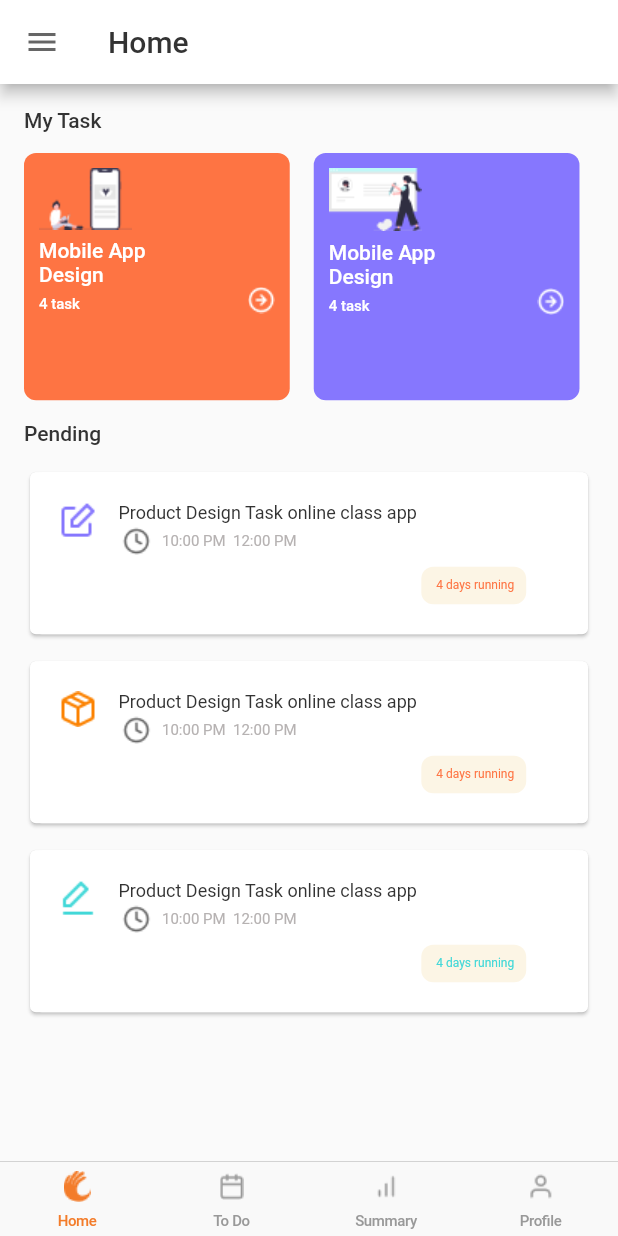
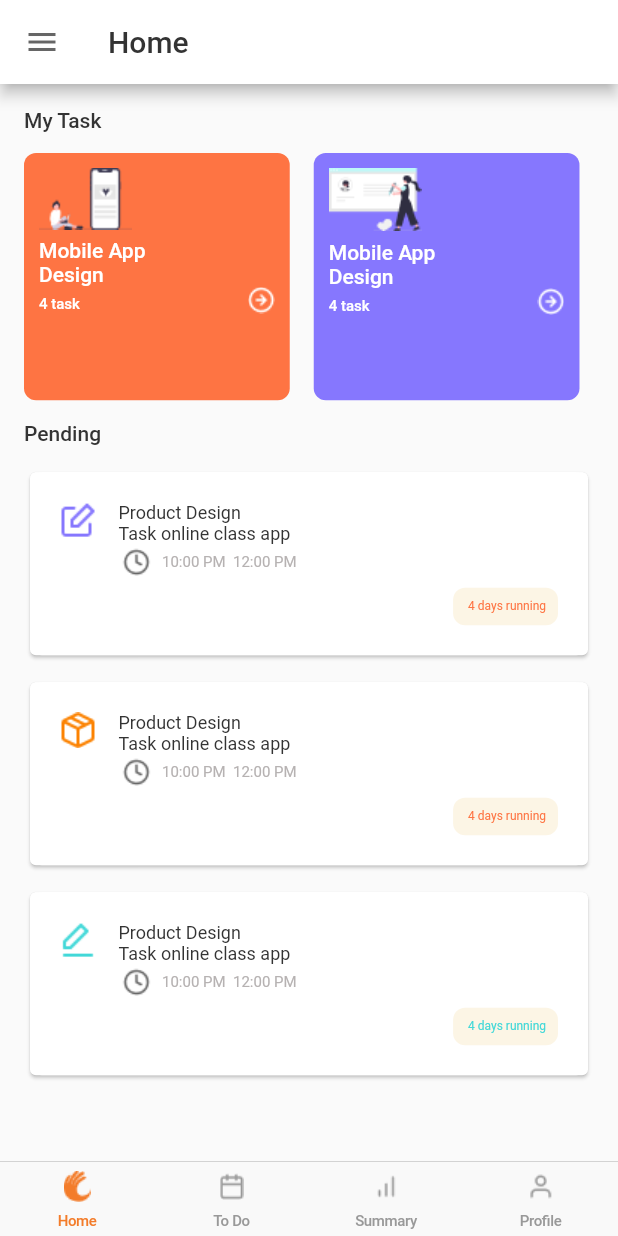
Before and after one commit to ktrunks/cupertino-tab-view, a Flutter app: the screen it shows after launch, on a phone screen of 412 x 824 dp. Run offline on Flutter 3.47's test engine with Material 2 defaults, Android fonts, the phone set to English and light mode, and no system bars; our stand-ins replace fl_chart, fluro; missing offline and left inert: simple_gesture_detector.

```diff
--- a/lib/route/home/home_route.dart
+++ b/lib/route/home/home_route.dart
@@ -1,5 +1,6 @@
 import 'package:fluro/fluro.dart';
 import 'package:gully_network_task/route/home/home_route_handlers.dart';
+import 'package:gully_network_task/route/to_do/to_do_route_handler.dart';
 class HomeRoute {
   ///
    static late FluroRouter router ;
@@ -7,9 +8,13 @@ class HomeRoute {
   /// root end point
   static const String homeRoot = "/";
 
+   static const String toDoDetail = '/detail';
 
-  static void configureRoutes(FluroRouter router) {
+
+   static void configureRoutes(FluroRouter router) {
     router.define(homeRoot,
         handler: homeRootHandler, transitionType: TransitionType.inFromRight);
+    router.define(toDoDetail,
+        handler: toDoDetailHandler, transitionType: TransitionType.inFromRight);
   }
 }
--- a/lib/ui/home/home_screen.dart
+++ b/lib/ui/home/home_screen.dart
@@ -68,7 +68,7 @@ class HomeScreen extends StatelessWidget {
                     children: [
                       PendingTaskWidget(
                         assetPath: 'assets/edit.png',
-                        title: 'Product Design Task online class app ',
+                        title: 'Product Design  \nTask online class app ',
                         days: 4,
                         startTime: '10:00 PM',
                         endTime: '12:00 PM',
@@ -79,7 +79,7 @@ class HomeScreen extends StatelessWidget {
                       ),
                       PendingTaskWidget(
                         assetPath: 'assets/package.png',
-                        title: 'Product Design Task online class app ',
+                        title: 'Product Design  \nTask online class app ',
                         days: 4,
                         startTime: '10:00 PM',
                         endTime: '12:00 PM',
@@ -90,7 +90,7 @@ class HomeScreen extends StatelessWidget {
                       ),
                       PendingTaskWidget(
                         assetPath: 'assets/edit_sketch.png',
-                        title: 'Product Design Task online class app ',
+                        title: 'Product Design \nTask online class app ',
                         days: 4,
                         startTime: '10:00 PM',
                         endTime: '12:00 PM',
--- a/lib/ui/home/pending_task.dart
+++ b/lib/ui/home/pending_task.dart
@@ -1,6 +1,9 @@
 import 'package:flutter/material.dart';
+import 'package:gully_network_task/provider/app_home_provider.dart';
+import 'package:gully_network_task/route/home/home_route.dart';
 import 'package:gully_network_task/util/colors.dart';
 import 'package:gully_network_task/util/style.dart';
+import 'package:provider/provider.dart';
 
 class PendingTaskWidget extends StatelessWidget {
   final String assetPath;
@@ -20,7 +23,13 @@ class PendingTaskWidget extends StatelessWidget {
 
   @override
   Widget build(BuildContext context) {
-    return Card(
+    final appHomeProvider = Provider.of<AppHomeProvider>(context);
+    return InkWell(
+      onTap: () {
+        appHomeProvider.homeNavigatorKey.currentState!
+            .pushNamed(HomeRoute.toDoDetail);
+      },
+      child: Card(
         elevation: 1,
         child: Container(
           padding: const EdgeInsets.all(20.0),
@@ -29,8 +38,11 @@ class PendingTaskWidget extends StatelessWidget {
               borderRadius: BorderRadius.all(Radius.circular(8))),
           child: Row(
             crossAxisAlignment: CrossAxisAlignment.end,
+            mainAxisAlignment: MainAxisAlignment.end,
             children: [
-            Row(
+              Expanded(
+                child: Row(
+                  mainAxisAlignment: MainAxisAlignment.start,
                   crossAxisAlignment: CrossAxisAlignment.start,
                   children: [
                     Image.asset(assetPath),
@@ -68,8 +80,10 @@ class PendingTaskWidget extends StatelessWidget {
                     ),
                   ],
                 ),
+              ),
               Column(
                 mainAxisAlignment: MainAxisAlignment.end,
+                crossAxisAlignment: CrossAxisAlignment.end,
                 children: [
                   Container(
                       decoration: BoxDecoration(
@@ -87,6 +101,7 @@ class PendingTaskWidget extends StatelessWidget {
             ],
           ),
         ),
+      ),
     );
   }
 }
--- a/lib/ui/summary/summary.dart
+++ b/lib/ui/summary/summary.dart
@@ -24,7 +24,7 @@ class SummaryScreen extends StatelessWidget {
                 appHomeProvider.lookNavigatorKey.currentState!
                     .pushNamed(SummaryRoute.summaryDetail);
               },
-              child: Text('Summary Screen')),
+              child: Text('Click here for \nSummary Detail Screen')),
         ),
       ),
     );
--- a/lib/ui/to_do/event_timing.dart
+++ b/lib/ui/to_do/event_timing.dart
@@ -62,14 +62,14 @@ class EventTimingWidget extends StatelessWidget {
                             children: [
                               Text(
                                 '$title',
-                                style: textStyleBack14,
+                                style: textStyleBack12,
                               ),
                               const SizedBox(
-                                height: 2,
+                                height: 5,
                               ),
                               Text(
                                 '$hour Hour',
-                                style: textStyleBack14,
+                                style: textStyleBack12,
                               )
                             ],
                           ),
--- a/lib/ui/to_do/to_do_screen.dart
+++ b/lib/ui/to_do/to_do_screen.dart
@@ -21,11 +21,10 @@ class ToDoScreen extends StatelessWidget {
         body: Center(
           child: InkWell(
               onTap: () {
-                debugPrint('on click of to do details ');
                 appHomeProvider.toDoNavigatorKey.currentState!
                     .pushNamed(ToDoRoute.toDoDetail);
               },
-              child: Text('To Do Screen')),
+              child: Text('Click here for \nTo Do detail Screen')),
         ),
       ),
     );
```
Also changed, not shown: 3 other files. Lines whose indentation alone changed are shown as unchanged.
